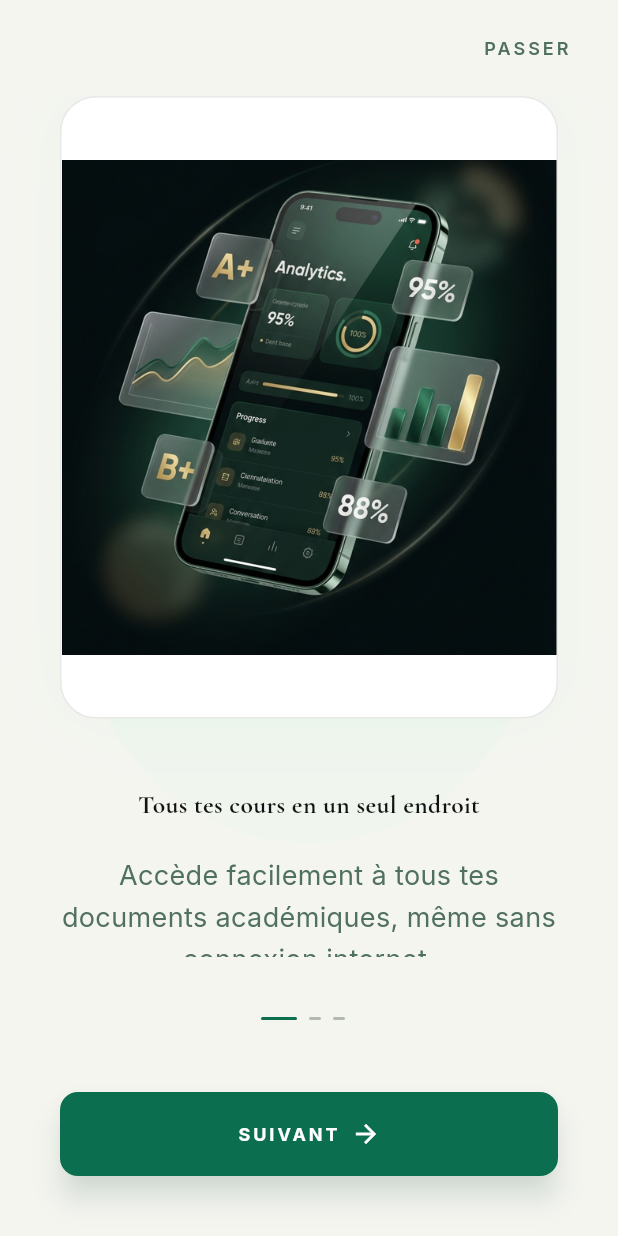
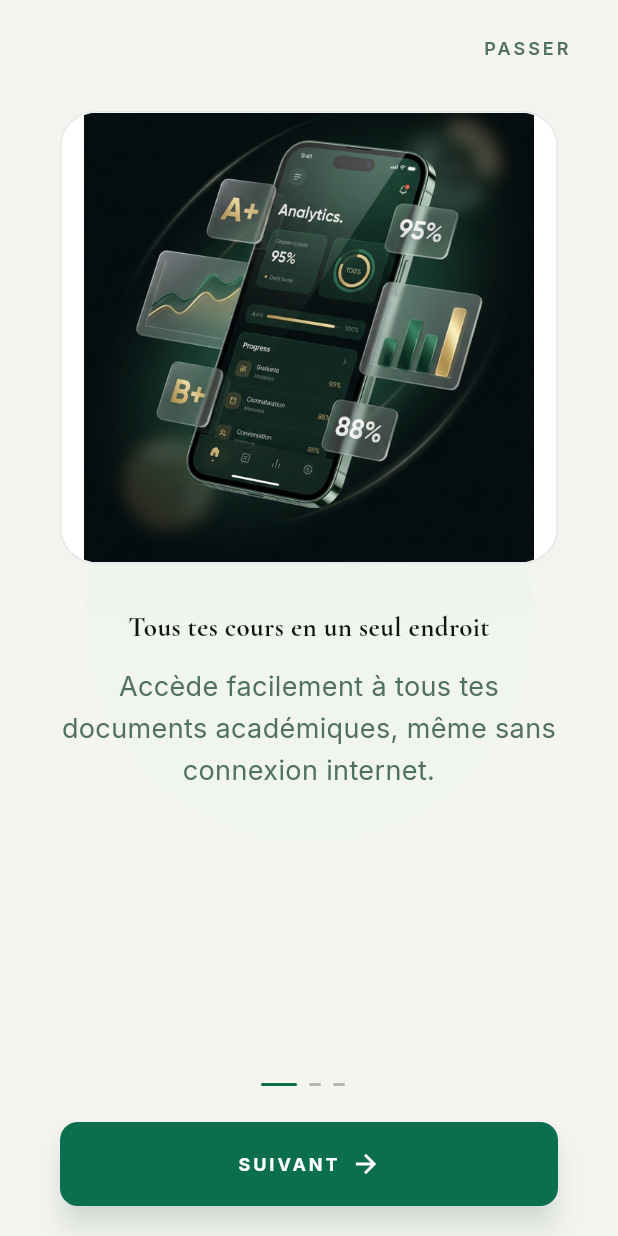
Before and after one commit to androd-web/Acadify, a Flutter app: the screen it shows after launch, on a phone screen of 412 x 824 dp. Run offline on Flutter 3.47's test engine with Material 3 defaults, Android fonts, the phone set to English and light mode, and no system bars; our stand-ins replace cloud_firestore, dio, file_picker, firebase_auth, firebase_core, firebase_storage and 5 more; missing offline and left inert: flutter_pdfview; accounts and stored records are empty.

Commit message:
fix: caler le débordement de texte sur l'onboarding
Co-authored-by: aider (gemini/gemini-3.5-flash) <aider@aider.chat>

```diff
--- a/lib/features/auth/screens/onboarding_screen.dart
+++ b/lib/features/auth/screens/onboarding_screen.dart
@@ -112,12 +112,14 @@ class _OnboardingScreenState extends State<OnboardingScreen> {
                       final slide = _slides[index];
                       return Padding(
                         padding: const EdgeInsets.symmetric(horizontal: 40.0),
+                        child: SingleChildScrollView(
                           child: Column(
                             mainAxisAlignment: MainAxisAlignment.center,
                             children: [
+                              const SizedBox(height: 10),
                               // Illustration
                               AspectRatio(
-                              aspectRatio: 0.8,
+                                aspectRatio: 1.1,
                                 child: Container(
                                   width: double.infinity,
                                   decoration: BoxDecoration(
@@ -140,13 +142,13 @@ class _OnboardingScreenState extends State<OnboardingScreen> {
                                   ),
                                 ),
                               ),
-                            const SizedBox(height: 48),
+                              const SizedBox(height: 32),
                               // Title
                               if (slide['isGoldAccent'] == true)
                                 RichText(
                                   textAlign: TextAlign.center,
                                   text: TextSpan(
-                                  style: AppTextStyles.displayLarge.copyWith(fontSize: 17, color: colorScheme.onSurface),
+                                    style: AppTextStyles.displayLarge.copyWith(fontSize: 18, color: colorScheme.onSurface, fontWeight: FontWeight.bold),
                                     children: [
                                       TextSpan(text: slide['title']),
                                       TextSpan(
@@ -161,11 +163,12 @@ class _OnboardingScreenState extends State<OnboardingScreen> {
                                   slide['title'],
                                   textAlign: TextAlign.center,
                                   style: AppTextStyles.displayLarge.copyWith(
-                                  fontSize: 17,
+                                    fontSize: 18,
+                                    fontWeight: FontWeight.bold,
                                     color: slide['isGoldTitle'] == true ? colorScheme.primary : colorScheme.onSurface,
                                   ),
                                 ),
-                            const SizedBox(height: 24),
+                              const SizedBox(height: 16),
                               // Description
                               Text(
                                 slide['description'],
@@ -174,7 +177,9 @@ class _OnboardingScreenState extends State<OnboardingScreen> {
                                   color: colorScheme.onSurfaceVariant,
                                 ),
                               ),
+                              const SizedBox(height: 10),
                             ],
+                          ),
                         ),
                       );
                     },
@@ -182,7 +187,7 @@ class _OnboardingScreenState extends State<OnboardingScreen> {
                 ),
                 // Footer
                 Padding(
-                  padding: const EdgeInsets.all(40.0),
+                  padding: const EdgeInsets.symmetric(horizontal: 40.0, vertical: 20.0),
                   child: Column(
                     children: [
                       // Progress
@@ -202,7 +207,7 @@ class _OnboardingScreenState extends State<OnboardingScreen> {
                           ),
                         ),
                       ),
-                      const SizedBox(height: 48),
+                      const SizedBox(height: 24),
                       // Button
                       SizedBox(
                         width: double.infinity,
```
Lines whose indentation alone changed are shown as unchanged.
